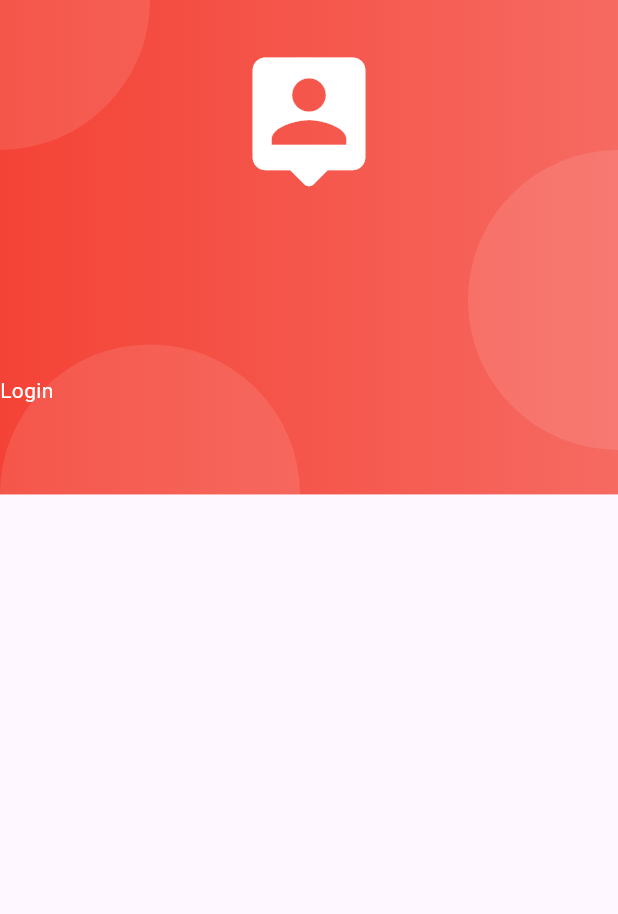
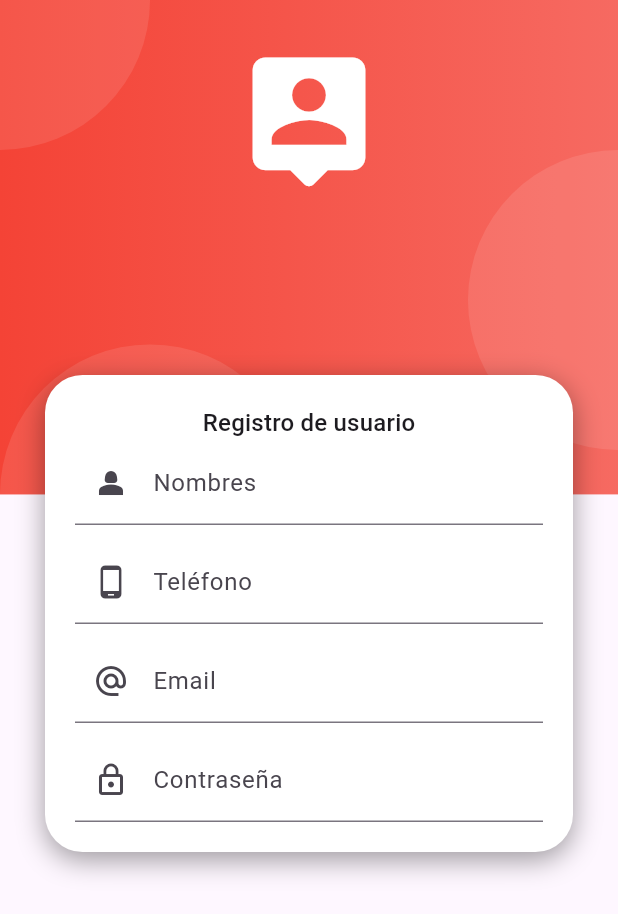
Before and after one commit to dsullon/finanzasfb_istpffaaa, a Flutter app: the screen it shows after launch, on a phone screen of 412 x 824 dp. Shown: the top 914 px of the screen. Run offline on Flutter 3.47's test engine with Material 3 defaults, Android fonts, the phone set to English and light mode, and no system bars.

Commit message:
Se modificó la pantalla de registro

```diff
--- a/lib/main.dart
+++ b/lib/main.dart
@@ -20,7 +20,7 @@ class MyApp extends StatelessWidget {
         theme: ThemeData(
           colorScheme: ColorScheme.fromSeed(seedColor: Colors.deepPurple),
         ),
-        initialRoute: 'login',
+        initialRoute: 'register',
         routes: {
           'home': (context) => HomePage(),
           'login': (context) => LoginPage(),
--- a/lib/pages/register_page.dart
+++ b/lib/pages/register_page.dart
@@ -1,3 +1,5 @@
+import 'package:finanzasfb/widgets/auth_header_background.dart';
+import 'package:finanzasfb/widgets/widgets.dart';
 import 'package:flutter/material.dart';
 
 class RegisterPage extends StatelessWidget {
@@ -5,6 +7,95 @@ class RegisterPage extends StatelessWidget {
 
   @override
   Widget build(BuildContext context) {
-    return Container();
+    return Scaffold(
+      body: AuthHeaderBackground(
+        child: SingleChildScrollView(
+          child: Column(
+            children: [
+              SizedBox(height: 250.0),
+              CardContainer(
+                child: Column(
+                  children: [
+                    Text(
+                      "Registro de usuario",
+                      style: TextTheme.of(context).titleMedium,
+                    ),
+                    _FormularioRegistro(),
+                  ],
+                ),
+              ),
+            ],
+          ),
+        ),
+      ),
+    );
   }
 }
+
+class _FormularioRegistro extends StatelessWidget {
+  const _FormularioRegistro({super.key});
+
+  @override
+  Widget build(BuildContext context) {
+    return Form(
+      autovalidateMode: AutovalidateMode.onUserInteraction,
+      child: Column(
+        children: [
+          TextFormField(
+            keyboardType: TextInputType.text,
+            decoration: InputDecoration(
+              hintText: "Nombres",
+              labelText: "Nombres",
+              prefixIcon: Icon(Icons.person_2),
+            ),
+            validator: (value) {
+              return (value != null && value.isNotEmpty)
+                  ? null
+                  : "Debe ingresar un nombre";
+            },
+          ),
+          SizedBox(height: 10),
+          TextFormField(
+            keyboardType: TextInputType.phone,
+            decoration: InputDecoration(
+              hintText: "Teléfono de contacto",
+              labelText: "Teléfono",
+              prefixIcon: Icon(Icons.phone_android),
+            ),
+          ),
+          SizedBox(height: 10),
+          TextFormField(
+            keyboardType: TextInputType.emailAddress,
+            decoration: InputDecoration(
+              hintText: "Email de contacto",
+              labelText: "Email",
+              prefixIcon: Icon(Icons.alternate_email),
+            ),
+            validator: (value) {
+              String pattern =
+                  r'^(([^<>()[\]\\.,;:\s@\"]+(\.[^<>()[\]\\.,;:\s@\"]+)*)|(\".+\"))@((\[[0-9]{1,3}\.[0-9]{1,3}\.[0-9]{1,3}\.[0-9]{1,3}\])|(([a-zA-Z\-0-9]+\.)+[a-zA-Z]{2,}))$';
+
+              RegExp regExp = RegExp(pattern);
+              return regExp.hasMatch(value ?? '')
+                  ? null
+                  : "Ingrese un email válido";
+            },
+          ),
+          SizedBox(height: 10),
+          TextFormField(
+            keyboardType: TextInputType.text,
+            obscureText: true,
+            decoration: InputDecoration(
+              hintText: "***",
+              labelText: "Contraseña",
+              prefixIcon: Icon(Icons.lock_outline),
+            ),
+            validator: (value) {
+              // TODO: Validar que la contraseña sea como mínimo 6 caracteres
+            },
+          ),
+        ],
+      ),
+    );
+  }
+}
--- /dev/null
+++ b/lib/widgets/card_container.dart
@@ -0,0 +1,29 @@
+import 'package:flutter/material.dart';
+
+class CardContainer extends StatelessWidget {
+  final Widget child;
+  const CardContainer({required this.child, super.key});
+
+  @override
+  Widget build(BuildContext context) {
+    return Padding(
+      padding: EdgeInsets.symmetric(horizontal: 30.0),
+      child: Container(
+        width: double.infinity,
+        padding: EdgeInsets.all(20.0),
+        decoration: BoxDecoration(
+          color: Colors.white,
+          borderRadius: BorderRadius.circular(25),
+          boxShadow: [
+            BoxShadow(
+              color: Colors.black38,
+              blurRadius: 15,
+              offset: Offset(0, 5),
+            ),
+          ],
+        ),
+        child: child,
+      ),
+    );
+  }
+}
--- /dev/null
+++ b/lib/widgets/widgets.dart
@@ -0,0 +1,2 @@
+export 'package:finanzasfb/widgets/auth_header_background.dart';
+export 'package:finanzasfb/widgets/card_container.dart';
```
